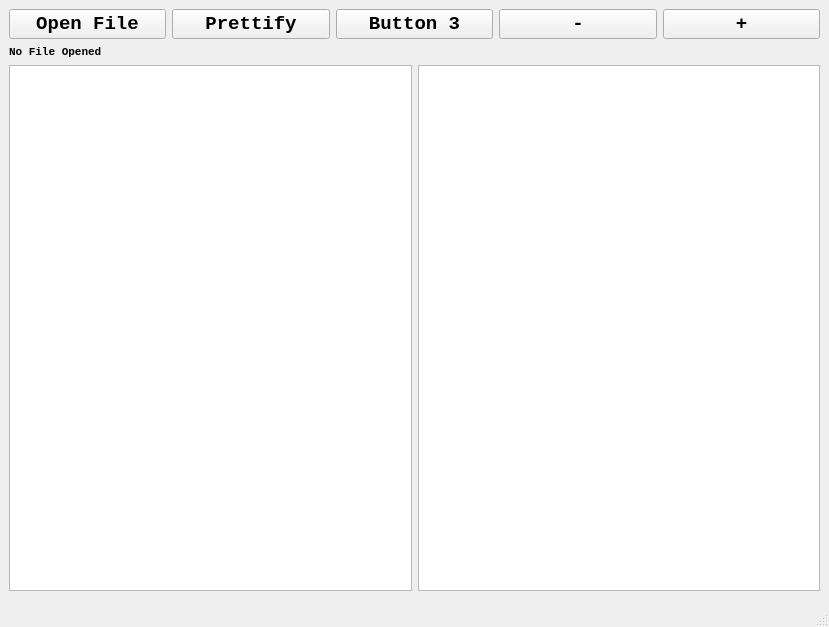
This is test2/untitled/mainwindow.ui in Mo3az2000/CSE331_Project as Qt 5 draws it before an edit. The edited form follows.
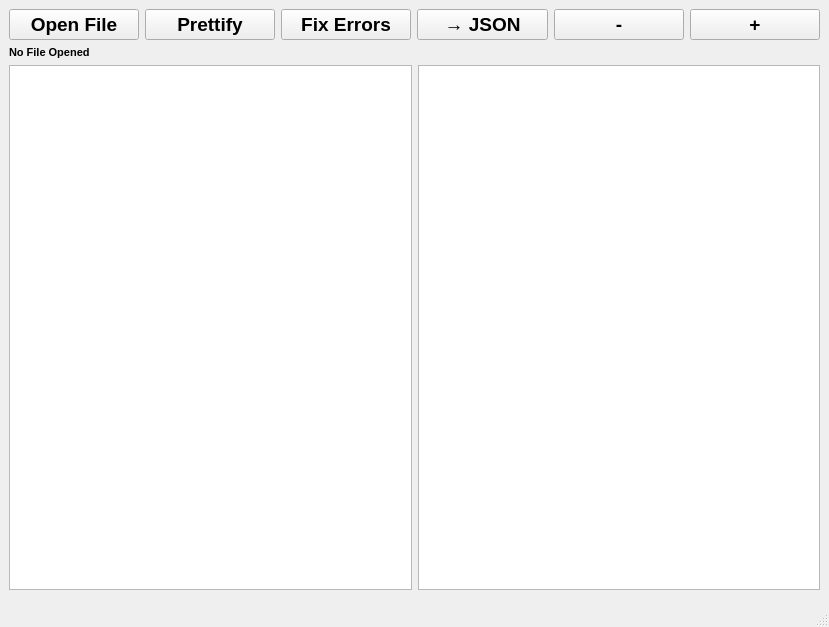
This is the edited form.

```diff
--- a/test2/untitled/mainwindow.ui
+++ b/test2/untitled/mainwindow.ui
@@ -12,7 +12,6 @@
   </property>
   <property name="font">
    <font>
-    <family>Courier New</family>
     <pointsize>14</pointsize>
     <bold>true</bold>
    </font>
@@ -44,12 +43,19 @@
       <item>
        <widget class="QPushButton" name="pushButton">
         <property name="text">
-         <string>Button 3</string>
+         <string>Fix Errors</string>
         </property>
        </widget>
       </item>
       <item>
-       <widget class="QPushButton" name="pushButton_5">
+       <widget class="QPushButton" name="jsonButton">
+        <property name="text">
+         <string>→ JSON</string>
+        </property>
+       </widget>
+      </item>
+      <item>
+       <widget class="QPushButton" name="decButton">
         <property name="text">
          <string>-</string>
         </property>
@@ -68,7 +74,6 @@
      <widget class="QLabel" name="labelFileName">
       <property name="font">
        <font>
-        <family>Courier New</family>
         <pointsize>8</pointsize>
         <bold>true</bold>
        </font>
@@ -84,7 +89,6 @@
        <widget class="QTextEdit" name="textEdit">
         <property name="font">
          <font>
-          <family>Courier New</family>
           <pointsize>12</pointsize>
           <bold>true</bold>
          </font>
@@ -95,7 +99,6 @@
        <widget class="QTextEdit" name="textEdit_2">
         <property name="font">
          <font>
-          <family>Courier New</family>
           <pointsize>12</pointsize>
           <bold>true</bold>
          </font>
```
Left out of the diff: 6 changed lines with no effect on the pictures.
